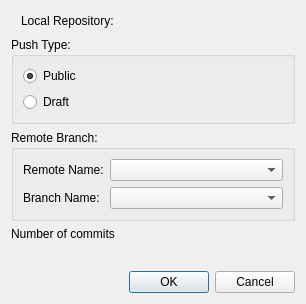
The window that src/plugins/git/gerrit/gerritpushdialog.ui (qt-creator/qt-creator) describes before a commit, drawn with Qt 5.
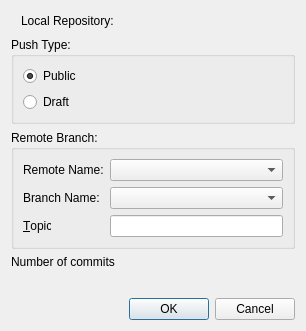
The same window after the commit.

Commit message: Gerrit: Add topic in Push to Gerrit dialog

What changed in the file:
```diff
--- a/src/plugins/git/gerrit/gerritpushdialog.ui
+++ b/src/plugins/git/gerrit/gerritpushdialog.ui
@@ -7,7 +7,7 @@
     <x>0</x>
     <y>0</y>
     <width>306</width>
-    <height>304</height>
+    <height>331</height>
    </rect>
   </property>
   <property name="windowTitle">
@@ -89,6 +89,19 @@
       <item row="2" column="1">
        <widget class="QComboBox" name="branchComboBox"/>
       </item>
+      <item row="3" column="0">
+       <widget class="QLabel" name="topicLabel">
+        <property name="text">
+         <string>&amp;Topic</string>
+        </property>
+        <property name="buddy">
+         <cstring>topicLineEdit</cstring>
+        </property>
+       </widget>
+      </item>
+      <item row="3" column="1">
+       <widget class="QLineEdit" name="topicLineEdit"/>
+      </item>
      </layout>
     </widget>
    </item>
```
The commit also changes 3 other files.
